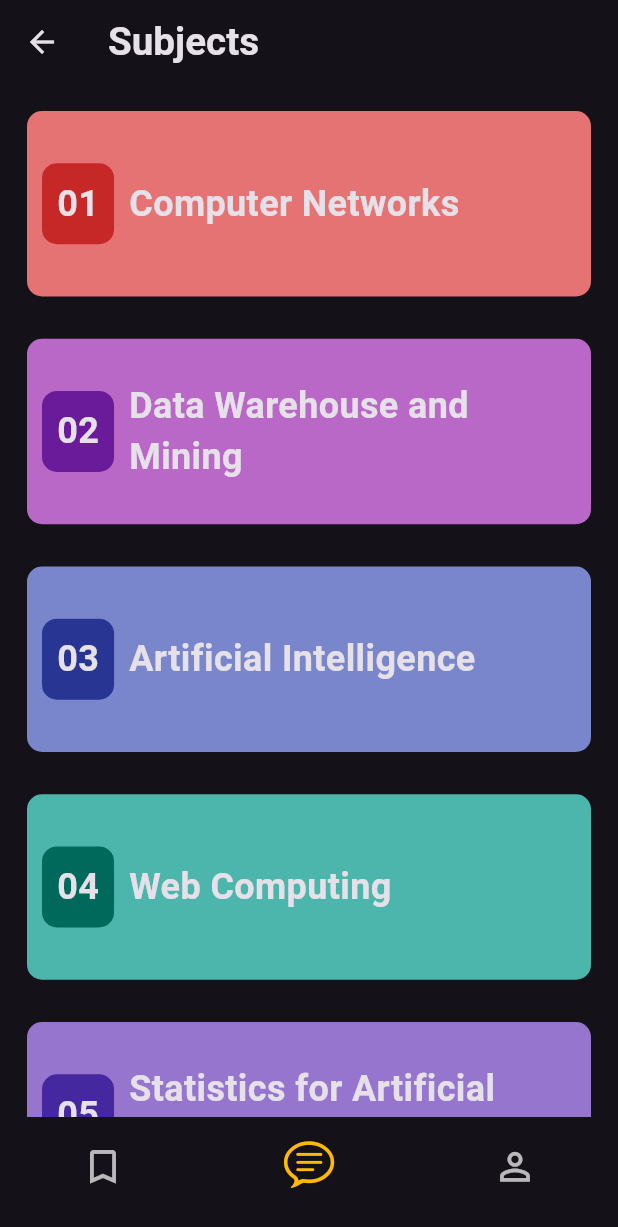
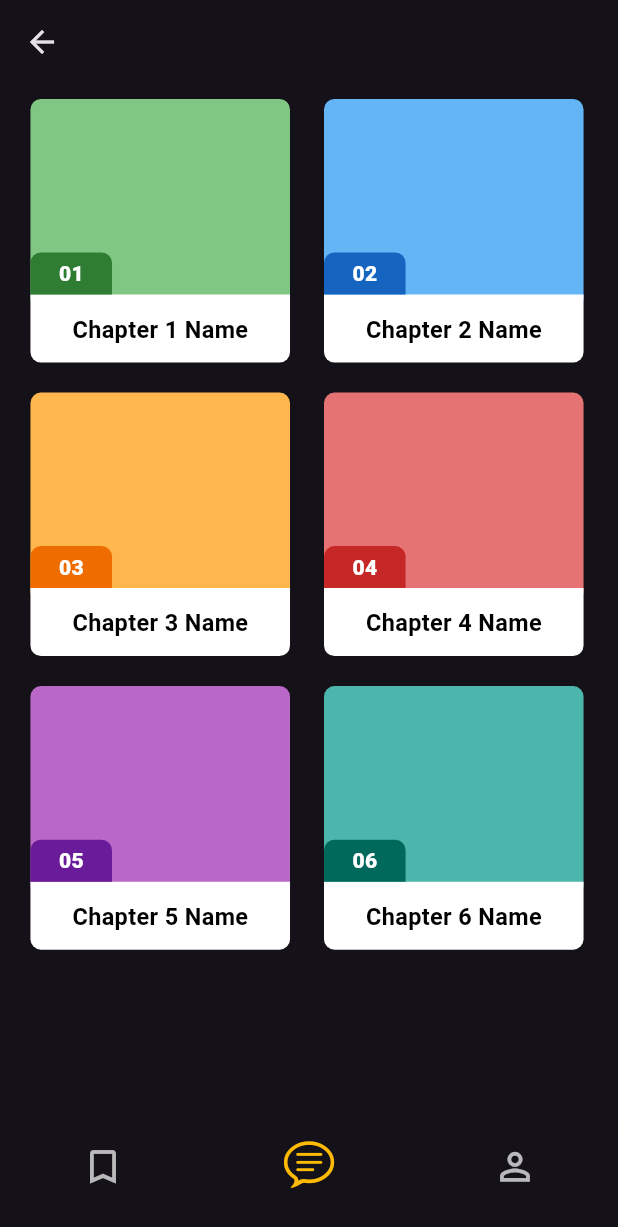
Before and after one commit to sidesshmore/ExamAce, a Flutter app: the Mainscreen screen opened directly, on a phone screen of 412 x 824 dp. Shown: the top 1227 px of the screen. Run offline on Flutter 3.47's test engine with Material 3 defaults, Android fonts, the light colour scheme and no system bars; our stand-ins replace dash_chat_2, flutter_dotenv, flutter_markdown, google_fonts; missing offline and left inert: clipboard.

Commit message:
chapters ui pushed

```diff
--- /dev/null
+++ b/lib/features/Chapters/models/chaptersModel.dart
@@ -0,0 +1,54 @@
+import 'package:flutter/material.dart';
+
+class ChapDetails {
+  final Color backColor;
+  final Color numColor;
+  final String chapNum;
+  final String chapName;
+
+  ChapDetails({
+    required this.backColor,
+    required this.numColor,
+    required this.chapNum,
+    required this.chapName,
+  });
+}
+
+List<ChapDetails> chapList = [
+  ChapDetails(
+    backColor: Colors.green.shade300,
+    numColor: Colors.green.shade800,
+    chapName: 'Chapter 1 Name',
+    chapNum: '01',
+  ),
+  ChapDetails(
+    backColor: Colors.blue.shade300,
+    numColor: Colors.blue.shade800,
+    chapName: 'Chapter 2 Name',
+    chapNum: '02',
+  ),
+  ChapDetails(
+    backColor: Colors.orange.shade300,
+    numColor: Colors.orange.shade800,
+    chapName: 'Chapter 3 Name',
+    chapNum: '03',
+  ),
+  ChapDetails(
+    backColor: Colors.red.shade300,
+    numColor: Colors.red.shade800,
+    chapName: 'Chapter 4 Name',
+    chapNum: '04',
+  ),
+  ChapDetails(
+    backColor: Colors.purple.shade300,
+    numColor: Colors.purple.shade800,
+    chapName: 'Chapter 5 Name',
+    chapNum: '05',
+  ),
+  ChapDetails(
+    backColor: Colors.teal.shade300,
+    numColor: Colors.teal.shade800,
+    chapName: 'Chapter 6 Name',
+    chapNum: '06',
+  ),
+];
--- /dev/null
+++ b/lib/features/Chapters/ui/chapters.dart
@@ -0,0 +1,49 @@
+import 'package:examace/features/Chapters/models/chaptersModel.dart';
+import 'package:examace/features/Chapters/widgets/chapterCard.dart';
+import 'package:flutter/cupertino.dart';
+import 'package:flutter/material.dart';
+
+class Chapters extends StatefulWidget {
+  const Chapters({super.key});
+
+  @override
+  State<Chapters> createState() => _ChaptersState();
+}
+
+class _ChaptersState extends State<Chapters> {
+  @override
+  Widget build(BuildContext context) {
+    chapList;
+    double width = MediaQuery.sizeOf(context).width;
+    double height = MediaQuery.sizeOf(context).height;
+
+    return Scaffold(
+      appBar: AppBar(),
+      body: Center(
+        child: Column(
+          children: [
+            Expanded(
+              child: SizedBox(
+                width: width * 0.95,
+                height: height * 0.783,
+                child: GridView.builder(
+                  gridDelegate: SliverGridDelegateWithFixedCrossAxisCount(
+                      crossAxisCount: 2),
+                  itemBuilder: (context, index) {
+                    return ChapterCard(
+                      backColor: chapList[index].backColor,
+                      numColor: chapList[index].numColor,
+                      chapName: chapList[index].chapName,
+                      chapNum: chapList[index].chapNum,
+                    );
+                  },
+                  itemCount: chapList.length,
+                ),
+              ),
+            )
+          ],
+        ),
+      ),
+    );
+  }
+}
--- /dev/null
+++ b/lib/features/Chapters/widgets/chapterCard.dart
@@ -0,0 +1,81 @@
+import 'package:flutter/cupertino.dart';
+import 'package:flutter/material.dart';
+
+class ChapterCard extends StatelessWidget {
+  ChapterCard(
+      {super.key,
+      required this.backColor,
+      required this.numColor,
+      required this.chapNum,
+      required this.chapName});
+
+  final Color backColor;
+  final Color numColor;
+  final String chapNum;
+  final String chapName;
+
+  @override
+  Widget build(BuildContext context) {
+    double width = MediaQuery.sizeOf(context).width;
+    double height = MediaQuery.sizeOf(context).height;
+    double numPosition = height * 0.055;
+    return Padding(
+      padding: const EdgeInsets.all(10.0),
+      child: Stack(
+        children: [
+          Container(
+            height: height * 0.17,
+            width: width * 0.42,
+            decoration: BoxDecoration(
+              borderRadius: BorderRadius.circular(7),
+              color: backColor,
+            ),
+          ),
+          Positioned(
+            bottom: 0,
+            child: Container(
+              width: width * 0.42,
+              height: height * 0.055,
+              decoration: const BoxDecoration(
+                color: Colors.white,
+                borderRadius: BorderRadius.only(
+                    bottomLeft: Radius.circular(7),
+                    bottomRight: Radius.circular(7)),
+              ),
+              child: Center(
+                child: Text(
+                  chapName,
+                  style: TextStyle(
+                      fontSize: height * 0.019,
+                      color: Colors.black,
+                      fontWeight: FontWeight.w600),
+                ),
+              ),
+            ),
+          ),
+          Positioned(
+            bottom: numPosition,
+            child: Container(
+              width: width * 0.132,
+              height: height * 0.034,
+              decoration: BoxDecoration(
+                color: numColor,
+                borderRadius: BorderRadius.only(
+                    topLeft: Radius.circular(7), topRight: Radius.circular(7)),
+              ),
+              child: Center(
+                child: Text(
+                  chapNum,
+                  style: TextStyle(
+                      fontSize: height * 0.017,
+                      color: Colors.white,
+                      fontWeight: FontWeight.w800),
+                ),
+              ),
+            ),
+          ),
+        ],
+      ),
+    );
+  }
+}
--- a/lib/features/MainScreen/ui/mainScreen.dart
+++ b/lib/features/MainScreen/ui/mainScreen.dart
@@ -1,4 +1,5 @@
 import 'package:examace/features/Bookmark/ui/bookmark.dart';
+import 'package:examace/features/Chapters/ui/chapters.dart';
 import 'package:examace/features/Home/ui/home.dart';
 import 'package:examace/features/Profile/ui/settings.dart';
 import 'package:examace/features/Subjects/ui/subjects.dart';
@@ -16,7 +17,7 @@ class _MainscreenState extends State<Mainscreen> {
   int _selectedIndex = 1;
   final List<Widget> _widgetOptions = [
     const Bookmark(),
-    const Subjects(),
+    const Chapters(),
     const Settings(),
   ];
 
```
